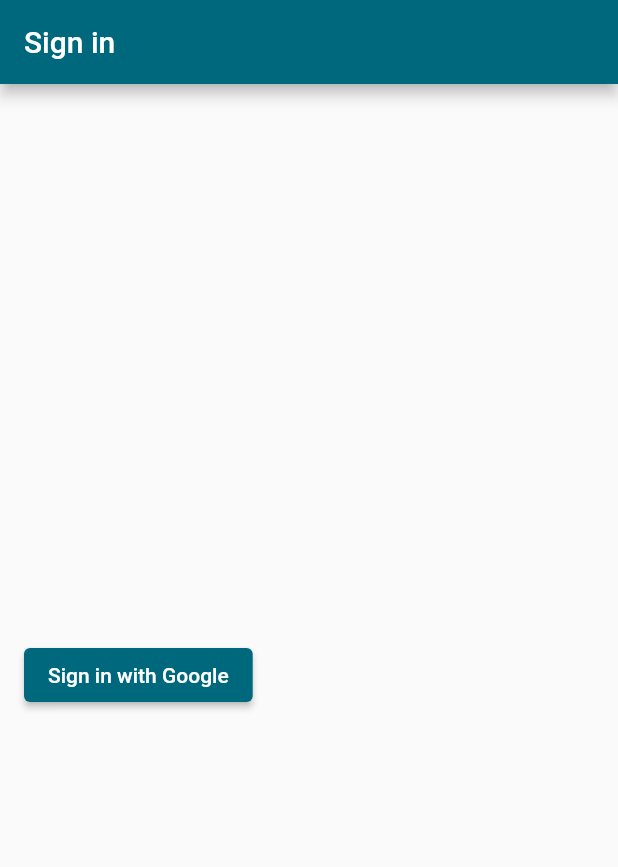
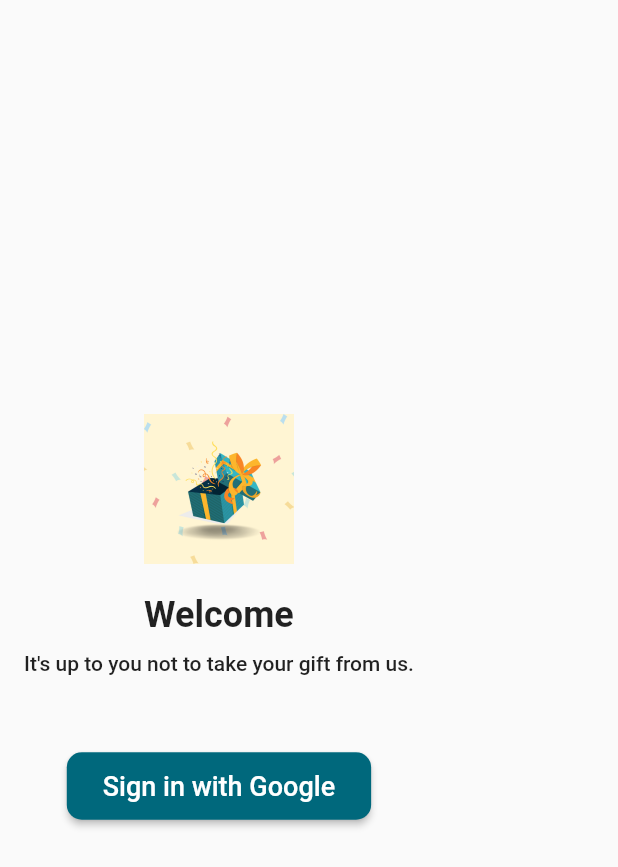
Before and after one commit to EmreMecf/GiftBox-Version-2.0, a Flutter app: the screen it shows after launch, on a phone screen of 412 x 824 dp. Shown: the top 867 px of the screen. Run offline on Flutter 3.47's test engine with Material 2 defaults, Android fonts, the phone set to English and light mode, and no system bars; our stand-ins replace cloud_firestore, dio, firebase_auth, firebase_core, firebase_storage, flutter_dotenv and 10 more; accounts and stored records are empty; generated files the repository leaves out were written again.

Commit message:
navigation buf fix login screen add

```diff
--- a/lib/core/translations/l10n/app_en.arb
+++ b/lib/core/translations/l10n/app_en.arb
@@ -4,6 +4,9 @@
   "account": "Account",
   "country": "Country",
   "nav_bar_home_label": "Home",
+  "login_screen_welcome_label": "Welcome",
+  "login_screen_slogan_label":"It's up to you not to take your gift from us.",
+
   "home_promo_cart_heading": "Find a Gift with Mind Box",
   "home_promo_cart_title": "Are you indecisive about choosing a gift? MindBox helps you find the perfect gifts for your loved ones that match their interests, hobbies, and personality in seconds.",
   "nav_bar_calender_label": "Calender",
--- a/lib/core/translations/l10n/app_tr.arb
+++ b/lib/core/translations/l10n/app_tr.arb
@@ -3,6 +3,8 @@
   "app_title": "Hediye Kutusu",
   "account": "Hesap",
   "country": "Ülke",
+  "login_screen_welcome_label":"Hoş Geldin",
+  "login_screen_slogan_label":"Hediyen Bizden Alması Sizden",
   "nav_bar_home_label": "Ana Sayfa",
   "home_promo_cart_heading": "Mind Box ile Hediye Bul",
   "home_promo_cart_title": "Hediye seçimi konusunda kararsız mı kaldın? MindBox, sevdiklerinin ilgi alanlarına, hobilerine ve kişiligine en uygun hediyeleri saniyeler içinde bulmanı saglar.",
--- /dev/null
+++ b/lib/features/login/index.dart
@@ -0,0 +1,4 @@
+export 'logo.dart';
+export 'sign_in_button.dart';
+export 'slogan_text.dart';
+export 'welcome_text.dart';
--- /dev/null
+++ b/lib/features/login/logo.dart
@@ -0,0 +1,13 @@
+import 'package:flutter/material.dart';
+
+class LogoWidget extends StatelessWidget {
+  const LogoWidget({Key? key}) : super(key: key);
+
+  @override
+  Widget build(BuildContext context) {
+    return Image.asset(
+      'lib/assets/logo.png',
+      height: 100,
+    );
+  }
+}
--- /dev/null
+++ b/lib/features/login/sign_in_button.dart
@@ -0,0 +1,21 @@
+import 'package:flutter/material.dart';
+
+class SignInButton extends StatelessWidget {
+  final VoidCallback onPressed;
+
+  const SignInButton({Key? key, required this.onPressed}) : super(key: key);
+
+  @override
+  Widget build(BuildContext context) {
+    return ElevatedButton(
+      onPressed: onPressed,
+      style: ElevatedButton.styleFrom(
+        padding: const EdgeInsets.symmetric(horizontal: 24, vertical: 12),
+        shape: RoundedRectangleBorder(
+          borderRadius: BorderRadius.circular(10),
+        ),
+      ),
+      child: const Text('Sign in with Google', style: TextStyle(fontSize: 18)),
+    );
+  }
+}
--- /dev/null
+++ b/lib/features/login/slogan_text.dart
@@ -0,0 +1,15 @@
+import 'package:flutter/material.dart';
+import 'package:flutter_gen/gen_l10n/app_localizations.dart';
+
+class SloganText extends StatelessWidget {
+  const SloganText({Key? key}) : super(key: key);
+
+  @override
+  Widget build(BuildContext context) {
+    return Text(
+      AppLocalizations.of(context)!.login_screen_slogan_label,
+      style: Theme.of(context).textTheme.bodyLarge,
+      textAlign: TextAlign.center,
+    );
+  }
+}
--- /dev/null
+++ b/lib/features/login/welcome_text.dart
@@ -0,0 +1,16 @@
+import 'package:flutter/material.dart';
+import 'package:flutter_gen/gen_l10n/app_localizations.dart';
+
+class WelcomeText extends StatelessWidget {
+  const WelcomeText({Key? key}) : super(key: key);
+
+  @override
+  Widget build(BuildContext context) {
+    return Text(
+      AppLocalizations.of(context)!.login_screen_welcome_label,
+      style: Theme.of(context).textTheme.headlineSmall?.copyWith(
+            fontWeight: FontWeight.bold,
+          ),
+    );
+  }
+}
--- a/lib/screens/login_screen.dart
+++ b/lib/screens/login_screen.dart
@@ -1,7 +1,8 @@
 import 'package:flutter/material.dart';
-import 'package:flutter_gen/gen_l10n/app_localizations.dart';
 import 'package:giftbox/viewmodel/index.dart';
 import 'package:provider/provider.dart';
+
+import '../features/login/index.dart';
 
 class LoginScreen extends StatelessWidget {
   const LoginScreen({super.key});
@@ -9,35 +10,31 @@
   @override
   Widget build(BuildContext context) {
     final signInViewModel = context.watch<SignInViewModel>();
+
     return Scaffold(
-      appBar: AppBar(
-          title:
-              Text(AppLocalizations.of(context)!.login_screen_app_bar_label)),
-      body: Consumer<SignInViewModel>(
-        builder: (context, viewModel, child) {
-          return Padding(
+      body: Padding(
         padding: const EdgeInsets.all(16.0),
         child: Column(
           mainAxisAlignment: MainAxisAlignment.center,
           children: [
-                if (signInViewModel.isLoading)
-                  const CircularProgressIndicator(),
+            const LogoWidget(),
+            const SizedBox(height: 20),
+            const WelcomeText(),
+            const SizedBox(height: 10),
+            const SloganText(),
+            const SizedBox(height: 30),
+            if (signInViewModel.isLoading) const CircularProgressIndicator(),
             if (signInViewModel.errorMessage != null)
               Text(
                 signInViewModel.errorMessage!,
                 style: const TextStyle(color: Colors.red),
               ),
             const SizedBox(height: 20),
-                ElevatedButton(
-                  onPressed: () {
+            SignInButton(onPressed: () {
               signInViewModel.signInWithGoogle();
-                  },
-                  child: const Text('Sign in with Google'),
-                ),
+            }),
           ],
         ),
-          );
-        },
       ),
     );
   }
--- a/lib/services/navigation/navigation_service.dart
+++ b/lib/services/navigation/navigation_service.dart
@@ -1,3 +1,4 @@
+import 'package:firebase_auth/firebase_auth.dart';
 import 'package:flutter/material.dart';
 import 'package:giftbox/screens/feed_back_screen.dart';
 import 'package:giftbox/services/repositories/index.dart';
@@ -11,14 +12,23 @@
   final FirebaseAuthRepository _firebaseAuthRepository;
   late GoRouter _router;
 
-  get router => _router;
+  GoRouter get router => _router;
 
   NavigationService(this._firebaseAuthRepository) {
     _initRouter();
+
+    FirebaseAuth.instance.authStateChanges().listen((user) {
+      if (user != null) {
+        goHome();
+      } else {
+        goLogin();
+      }
+    });
   }
 
   void _initRouter() {
     _router = GoRouter(
+      initialLocation: '/',
       routes: <RouteBase>[
         GoRoute(
           path: '/',
@@ -29,6 +39,12 @@
           },
           routes: <RouteBase>[
             GoRoute(
+              path: 'login',
+              builder: (BuildContext context, GoRouterState state) {
+                return const LoginScreen();
+              },
+            ),
+            GoRoute(
               path: 'chatbot',
               builder: (BuildContext context, GoRouterState state) {
                 return const ChatBotScreen();
@@ -38,56 +54,67 @@
               path: 'category',
               builder: (BuildContext context, GoRouterState state) {
                 return const CategorySelectionScreen();
-                }),
+              },
+            ),
             GoRoute(
               path: 'profile',
               builder: (BuildContext context, GoRouterState state) {
                 return const ProfileScreen();
-                }),
+              },
+            ),
             GoRoute(
               path: 'editprofile',
               builder: (BuildContext context, GoRouterState state) {
                 return const EditProfileScreen();
-                }),
+              },
+            ),
             GoRoute(
               path: 'settings',
               builder: (BuildContext context, GoRouterState state) {
                 return const SettingsScreen();
-                }),
+              },
+            ),
             GoRoute(
               path: 'feedback',
               builder: (BuildContext context, GoRouterState state) {
                 return const FeedbackScreen();
-                }),
+              },
+            ),
             GoRoute(
               path: 'themesettings',
               builder: (BuildContext context, GoRouterState state) {
                 return const ThemeSettingScreen();
-                }),
+              },
+            ),
             GoRoute(
               path: 'calendar',
               builder: (BuildContext context, GoRouterState state) {
                 return const CalendarScreen();
-                }),
+              },
+            ),
             GoRoute(
               path: 'historydetail',
               builder: (BuildContext context, GoRouterState state) {
-                final args = state.extra
-                    as Map<String, dynamic>?; // Geçilen parametreleri al
+                final args = state.extra as Map<String, dynamic>?;
                 final message = args?['message'] ?? 'Mesaj yok';
                 return HistoryDetailScreen(
                   message: message,
                 );
               },
-            )
+            ),
           ],
         ),
       ],
     );
   }
 
+  // Navigasyon metotları
   void goHome() {
     _router.go('/');
+  }
+
+  void goLogin() {
+    _router.go('/login');
   }
 
   void goChatBot() {
--- a/lib/viewmodel/category_selection_view_model.dart
+++ b/lib/viewmodel/category_selection_view_model.dart
@@ -75,7 +75,7 @@
     _specialDay = 'Doğum Günü';
     _selectedInterests = [];
     _selectedCategory = 'Eğlence';
-    notifyListeners(); // UI'ı güncelle
+    notifyListeners();
   }
 
   CategorySelectionModel buildCategorySelectionModel() {
--- a/lib/viewmodel/sign_in_view_model.dart
+++ b/lib/viewmodel/sign_in_view_model.dart
@@ -37,12 +37,9 @@
     if (result is Success) {
       _errorMessage = null;
       await FirebaseAuth.instance.currentUser?.reload();
-      final user = FirebaseAuth.instance.currentUser;
 
-      // Firebase'in kullanıcı durumunu güncellemesi için kısa bir gecikme ekleyin
-      await Future.delayed(const Duration(seconds: 2));
-
-      if (_authRepository.currentUser != null) {
+      // Kullanıcı durumunu güncelledikten sonra yeniden kontrol et
+      if (FirebaseAuth.instance.currentUser != null) {
         print('Navigating to home...');
         _navigationService.goHome();
       } else {
```
Lines whose indentation alone changed are shown as unchanged.
